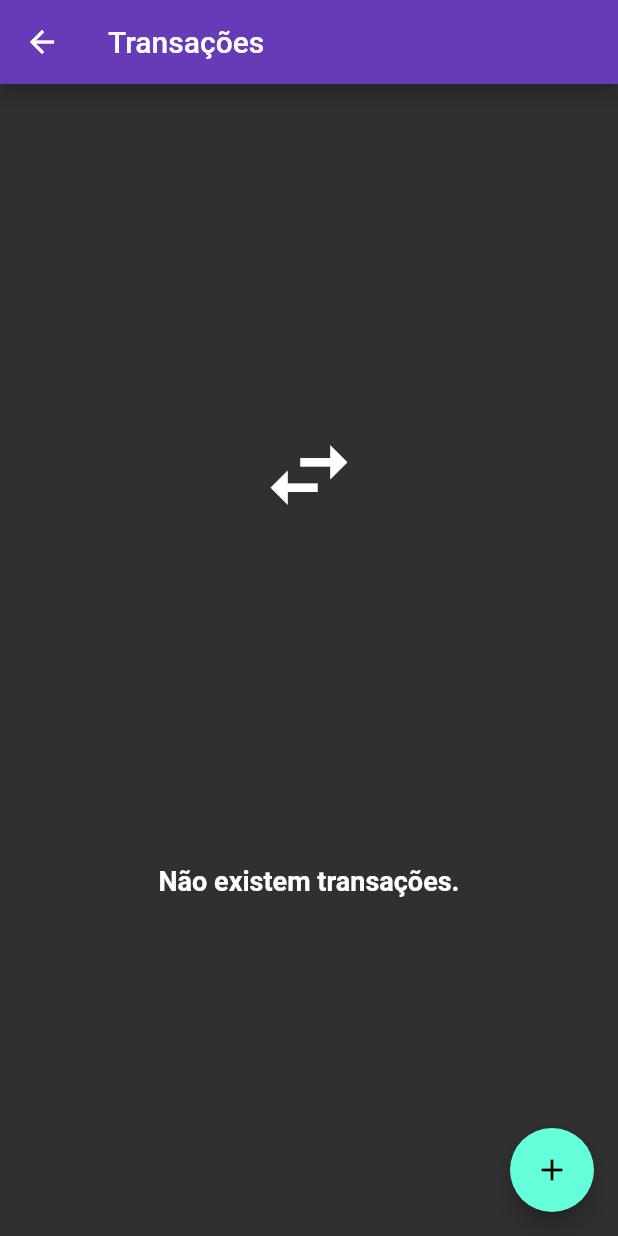
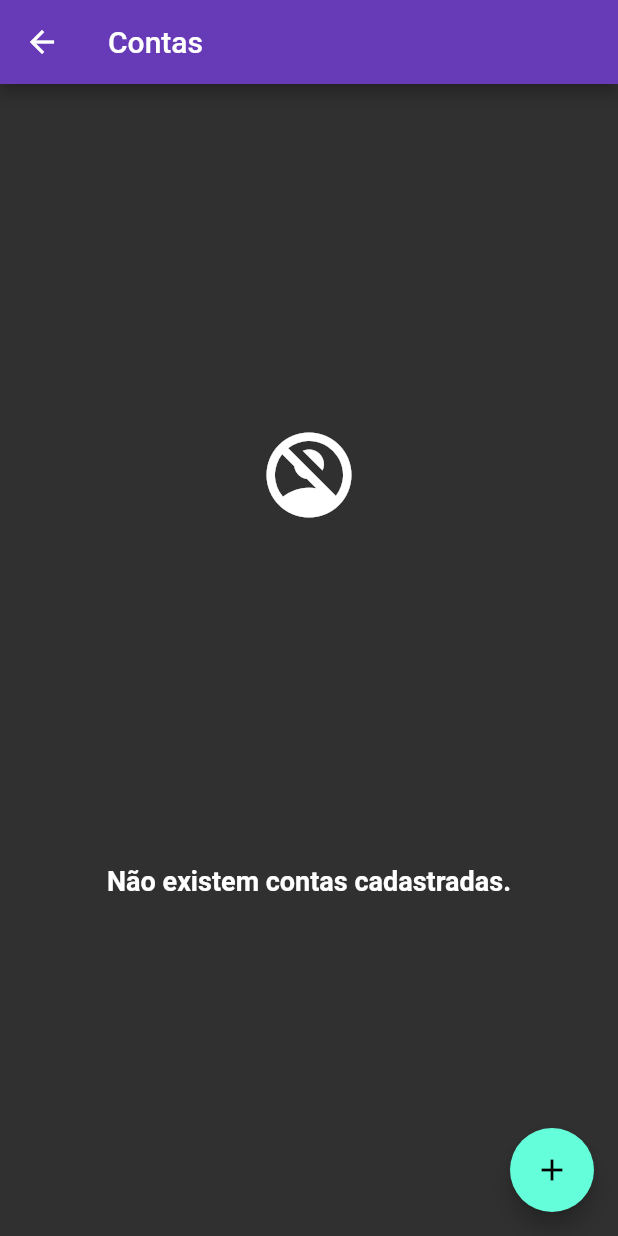
Before and after one commit to victorguarana/guarawallet, a Flutter app: the screen it shows after launch, after a tap on the "open in new" icon, on a phone screen of 412 x 824 dp. Run offline on Flutter 3.47's test engine with Material 2 defaults, Android fonts, the phone set to English and light mode, and no system bars; our stand-ins replace flutter_speed_dial, sqflite; accounts and stored records are empty.

Commit message:
implement account list screen

```diff
--- a/lib/components/sections/accounts_section.dart
+++ b/lib/components/sections/accounts_section.dart
@@ -2,6 +2,7 @@ import 'package:flutter/material.dart';
 import 'package:guarawallet/components/account_widget.dart';
 import 'package:guarawallet/components/list_card.dart';
 import 'package:guarawallet/repositories/accounts_repository.dart';
+import 'package:guarawallet/screens/accounts_screen.dart';
 import 'package:provider/provider.dart';
 
 class AccountsSection extends StatelessWidget {
@@ -13,6 +14,8 @@ class AccountsSection extends StatelessWidget {
     return ListCard(
       cardTitle: 'Contas',
       cardHeight: 230,
+      listScreenRouter: () =>
+          MaterialPageRoute(builder: (context) => const AccountsListScreen()),
       cardContent: FutureBuilder(
         future:
             Provider.of<AccountsRepository>(context, listen: false).loadAll(),
@@ -50,7 +53,7 @@ class AccountsSection extends StatelessWidget {
 }
 
 class _NoAccounts extends StatelessWidget {
-  const _NoAccounts({super.key});
+  const _NoAccounts();
 
   @override
   Widget build(BuildContext context) {
--- /dev/null
+++ b/lib/screens/accounts_screen.dart
@@ -0,0 +1,100 @@
+import 'package:flutter/material.dart';
+import 'package:guarawallet/components/account_widget.dart';
+import 'package:guarawallet/components/list_card.dart';
+import 'package:guarawallet/models/account.dart';
+import 'package:guarawallet/repositories/accounts_repository.dart';
+import 'package:guarawallet/repositories/bank_transactions_repository.dart';
+import 'package:guarawallet/screens/account_form_screen.dart';
+import 'package:provider/provider.dart';
+
+class AccountsListScreen extends StatefulWidget {
+  const AccountsListScreen({super.key});
+
+  @override
+  State<AccountsListScreen> createState() => _AccountsListScreenState();
+}
+
+class _AccountsListScreenState extends State<AccountsListScreen> {
+  late BankTransactionsRepository bankTransactionsRepository;
+
+  @override
+  Widget build(BuildContext context) {
+    bankTransactionsRepository = context.watch<BankTransactionsRepository>();
+    return Scaffold(
+      appBar: AppBar(
+        title: const Text('Contas'),
+        backgroundColor: Theme.of(context).primaryColor,
+      ),
+      body: Consumer<AccountsRepository>(
+        builder: (context, accounts, child) {
+          if (accounts.allAccounts.isEmpty) {
+            return const _NoAccounts();
+          } else {
+            return ListView.builder(
+              padding: const EdgeInsets.fromLTRB(10, 30, 10, 10),
+              itemCount: accounts.allAccounts.length,
+              itemBuilder: (context, index) {
+                Account account = accounts.allAccounts[index];
+                return Dismissible(
+                    key: UniqueKey(),
+                    background: Container(
+                      alignment: Alignment.centerRight,
+                      color: Colors.red,
+                      child: const Padding(
+                        padding: EdgeInsets.only(right: 15),
+                        child: Icon(Icons.delete),
+                      ),
+                    ),
+                    onDismissed: (direction) {
+                      print('WIP');
+                    },
+                    child: Column(
+                      children: [
+                        const ListCardDivider(),
+                        AccountWidget(account: account),
+                        const ListCardDivider()
+                      ],
+                    ));
+              },
+            );
+          }
+        },
+      ),
+      floatingActionButton: FloatingActionButton(
+        child: const Icon(Icons.add),
+        onPressed: () {
+          Navigator.push(
+            context,
+            MaterialPageRoute(
+              builder: (context) => const AccountFormScreen(),
+            ),
+          );
+        },
+      ),
+    );
+  }
+}
+
+class _NoAccounts extends StatelessWidget {
+  const _NoAccounts();
+
+  @override
+  Widget build(BuildContext context) {
+    return Center(
+      child: Column(
+        mainAxisAlignment: MainAxisAlignment.spaceEvenly,
+        children: const [
+          Icon(
+            Icons.no_accounts,
+            size: 68,
+          ),
+          Text(
+            'Não existem contas cadastradas.',
+            textAlign: TextAlign.center,
+            style: TextStyle(fontSize: 18),
+          )
+        ],
+      ),
+    );
+  }
+}
```
